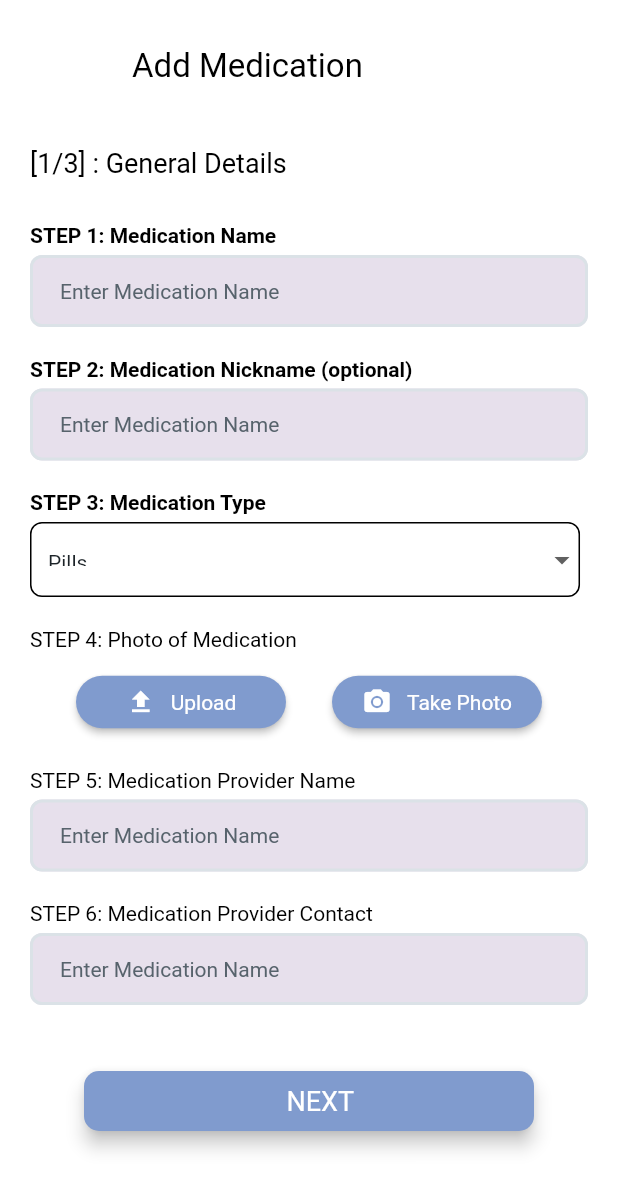
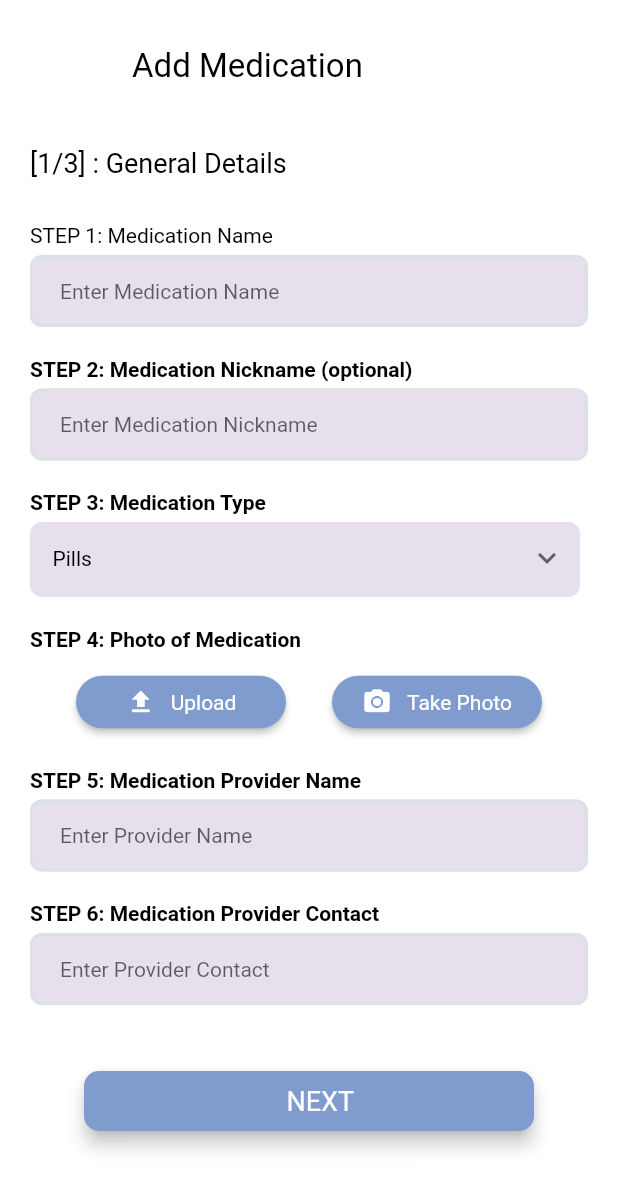
Before and after one commit to marcuswkl/medimate, a Flutter app: the screen it shows after launch, on a phone screen of 412 x 824 dp. Shown: the top 1190 px of the screen. Run offline on Flutter 3.47's test engine with Material 2 defaults, Android fonts, the phone set to English and light mode, and no system bars; our stand-ins replace google_fonts; Roboto replaces fonts that are missing (Fredoka One, Signika Negative).

Commit message:
Update add_medication_1.dart
Debugging.

```diff
--- a/lib/view/medication-details/add_medication_1.dart
+++ b/lib/view/medication-details/add_medication_1.dart
@@ -14,8 +14,7 @@ class _AddMedication1State extends State<AddMedication1> {
   late TextEditingController formInputController2;
   late TextEditingController formInputController3;
   late TextEditingController formInputController4;
-  List<String> medTypes = ['Pills', 'Solution', 'Drops', 'Injections', 'Powder', 'Others'];
-  String? selectedMedType = 'Pills';
+  String? dropDownValue1 = 'Pills';
   final scaffoldKey = GlobalKey<ScaffoldState>();
 
   @override
@@ -55,6 +54,7 @@ class _AddMedication1State extends State<AddMedication1> {
                           icon: const Icon(
                             Icons.keyboard_arrow_left,
                             color: Colors.white,
+                            size: 30,
                           ),
                           onPressed: () {},
                         ),
@@ -112,7 +112,6 @@ class _AddMedication1State extends State<AddMedication1> {
                                         'STEP 1: Medication Name',
                                         style: GoogleFonts.signikaNegative(
                                           color: Colors.black,
-                                          fontWeight: FontWeight.w600,
                                           ),
                                         //FlutterFlowTheme.of(context).bodyText1.override(
                                               //fontFamily: 'Signika Negative',
@@ -130,7 +129,6 @@ class _AddMedication1State extends State<AddMedication1> {
                                         padding: const EdgeInsetsDirectional.fromSTEB(0, 5, 0, 0),
                                         child: TextFormField(
                                           obscureText: false,
-                                          controller: TextEditingController(text: 'Enter Medication Name'),
                                           style: GoogleFonts.signikaNegative(
                                                   color: const Color(0xFF57636C),
                                                   fontSize: 14,
@@ -142,6 +140,7 @@ class _AddMedication1State extends State<AddMedication1> {
                                                           //color: const Color(0xFF57636C),
                                                           //fontSize: 14,
                                                           //fontWeight: FontWeight.normal,),
+                                            hintText: 'Enter Medication Name',
                                             enabledBorder: OutlineInputBorder(
                                               borderSide: const BorderSide(
                                                 color: Color(0xFFDBE2E7),
@@ -199,7 +198,6 @@ class _AddMedication1State extends State<AddMedication1> {
                                         padding: const EdgeInsetsDirectional.fromSTEB(0, 5, 0, 0),
                                         child: TextFormField(
                                           obscureText: false,
-                                          controller: TextEditingController(text: 'Enter Medication Name'),
                                           style: GoogleFonts.signikaNegative(
                                                   color: const Color(0xFF57636C),
                                                   fontSize: 14,
@@ -211,6 +209,7 @@ class _AddMedication1State extends State<AddMedication1> {
                                                       //color: const Color(0xFF57636C),
                                                       //fontSize: 14,
                                                       //fontWeight: FontWeight.normal,),
+                                            hintText: 'Enter Medication Nickname',
                                             enabledBorder: OutlineInputBorder(
                                               borderSide: const BorderSide(
                                                 color: Color(0xFFDBE2E7),
@@ -266,32 +265,57 @@ class _AddMedication1State extends State<AddMedication1> {
                                     Padding(
                                       padding: const EdgeInsetsDirectional.fromSTEB(0, 5, 0, 0),
 
-                                      child: SizedBox(
-                                        width: MediaQuery.of(context).size.width *0.89,
-                                        height: 50,
-                                        child: DropdownButtonFormField<String>(
-                                          isDense: true,
-                                          decoration: const InputDecoration(
-                                            fillColor: Color(0xFFE7E0EC),
-                                            enabledBorder: OutlineInputBorder(
-                                              borderRadius: BorderRadius.all(Radius.circular(8)),
-                                              )
-                                          ),
-                                          value: selectedMedType,
-                                          items: medTypes.map((item) => DropdownMenuItem<String>(
-                                            value: item,
-                                            child: Text(
-                                              item,
-                                              style: GoogleFonts.signikaNegative(
-                                                  color: const Color(0xFF1D2429),
-                                                  fontSize: 14,
-                                                  fontWeight: FontWeight.normal,
-                                                  ),
+                                      child: Container(
+                                              width: 500,
+                                              height: 100,
+                                              constraints: BoxConstraints(
+                                                maxWidth: MediaQuery.of(context).size.width * 0.89,
+                                                maxHeight: 50,
+                                              ),
+                                              decoration: const BoxDecoration(
+                                                color: Color(0xFFE7E0EC),
+                                                borderRadius: BorderRadius.all(Radius.circular(8)),
+                                              ),
+                                              child: Padding(
+                                                padding: const EdgeInsetsDirectional.fromSTEB(15, 0, 10, 0),
+                                                child: DropdownButton<String>(
+                                                    value: dropDownValue1,
+                                                    icon: const Icon(Icons.keyboard_arrow_down),
+                                                    items: <String>[
+                                                      'Pills',
+                                                      'Solution',
+                                                      'Drops',
+                                                      'Injections',
+                                                      'Powder',
+                                                      'Others'].map<DropdownMenuItem<String>>(
+                                                        (String value) {
+                                                      return DropdownMenuItem<String>(
+                                                        value: value,
+                                                        child: Text(value),
+                                                      );
+                                                    }).toList(),
+                                                    onChanged: (String? val) {
+                                                      setState(() {
+                                                        dropDownValue1 = val!;
+                                                      });
+                                                    },
+                                                    // height: 35,
+                                                    style: GoogleFonts.signikaNegative(
+                                                      color: Colors.black,
+                                                    ),
+                                                    hint: const Text('Choose Medication Type'),
+                                                    dropdownColor:const Color(0xFFE7E0EC),
+                                                    focusColor: Colors.red,
+                                                    isExpanded: true,
+                                                    //margin: EdgeInsetsDirectional.fromSTEB(12,4,12,4),
+                                                    elevation: 2,
+                                                    underline: Container(
+                                                      color: const Color(0xFFE7E0EC),
+                                                    )
+                                                    // hidesUnderline: true,
+                                                    ),
+                                              ),
                                             ),
-                                          )).toList(),
-                                        onChanged: (item) => setState(() => selectedMedType = item),
-                                        ),
-                                      )
 
 
 
@@ -339,6 +363,7 @@ class _AddMedication1State extends State<AddMedication1> {
                                         'STEP 4: Photo of Medication',
                                         style: GoogleFonts.signikaNegative(
                                                 color: Colors.black,
+                                                fontWeight: FontWeight.w600,
                                                 ),
                                         //FlutterFlowTheme.of(context).bodyText1.override(
                                               //fontFamily: 'Signika Negative',
@@ -492,6 +517,7 @@ class _AddMedication1State extends State<AddMedication1> {
                                         'STEP 5: Medication Provider Name',
                                         style: GoogleFonts.signikaNegative(
                                                 color: Colors.black,
+                                                fontWeight: FontWeight.w600,
                                                 ),
                                         //FlutterFlowTheme.of(context).bodyText1.override(
                                               //fontFamily: 'Signika Negative',
@@ -508,7 +534,6 @@ class _AddMedication1State extends State<AddMedication1> {
                                         padding: const EdgeInsetsDirectional.fromSTEB(0, 5, 0, 0),
                                         child: TextFormField(
                                           obscureText: false,
-                                          controller: TextEditingController(text: 'Enter Medication Name'),
                                           style: GoogleFonts.signikaNegative(
                                                   color: const Color(0xFF57636C),
                                                   fontSize: 14,
@@ -520,6 +545,7 @@ class _AddMedication1State extends State<AddMedication1> {
                                                       //color: const Color(0xFF57636C),
                                                       //fontSize: 14,
                                                       //fontWeight:FontWeight.normal,),
+                                            hintText: 'Enter Provider Name',
                                             enabledBorder: OutlineInputBorder(
                                               borderSide: const BorderSide(
                                                 color: Color(0xFFDBE2E7),
@@ -559,6 +585,7 @@ class _AddMedication1State extends State<AddMedication1> {
                                         'STEP 6: Medication Provider Contact',
                                         style: GoogleFonts.signikaNegative(
                                                 color: Colors.black,
+                                                fontWeight: FontWeight.w600,
                                                 ),
                                         //FlutterFlowTheme.of(context).bodyText1.override(
                                               //fontFamily: 'Signika Negative',
@@ -575,7 +602,6 @@ class _AddMedication1State extends State<AddMedication1> {
                                         padding: const EdgeInsetsDirectional.fromSTEB(0, 5, 0, 0),
                                         child: TextFormField(
                                           obscureText: false,
-                                          controller: TextEditingController(text: 'Enter Medication Name'),
                                           style: GoogleFonts.signikaNegative(
                                                   color: const Color(0xFF57636C),
                                                   fontSize: 14,
@@ -587,6 +613,7 @@ class _AddMedication1State extends State<AddMedication1> {
                                                       //color: const Color(0xFF57636C),
                                                       //fontSize: 14,
                                                       //fontWeight: FontWeight.normal,),
+                                            hintText: 'Enter Provider Contact',
                                             enabledBorder: OutlineInputBorder(
                                               borderSide: const BorderSide(
                                                 color: Color(0xFFDBE2E7),
```
